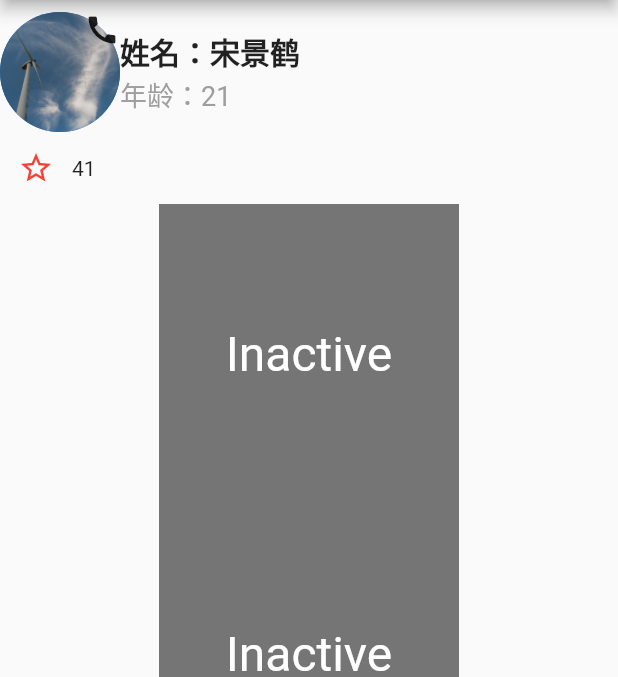
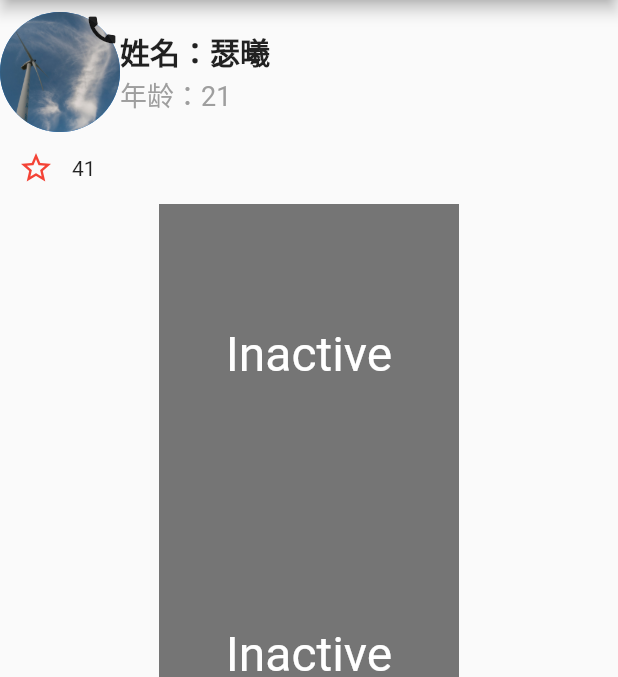
Before and after one commit to super-programmer/flutter_app, a Flutter app: the screen it shows after launch, on a phone screen of 412 x 824 dp, the part 84-761 px from its top. Run offline on Flutter 3.47's test engine with Material 2 defaults, Android fonts, the phone set to English and light mode, and no system bars.

Commit message:
fix: 更改

```diff
--- a/lib/main.dart
+++ b/lib/main.dart
@@ -236,7 +236,7 @@ class _MyHomePageState extends State<MyHomePage> {
                                 mainAxisSize: MainAxisSize.min,
                                 children: <Widget>[
                                   new Text(
-                                    '姓名：宋景鹤',
+                                    '姓名：瑟曦',
                                     style: new TextStyle(fontSize: 20.0,
                                         fontWeight: FontWeight.bold),
                                   ),
```
